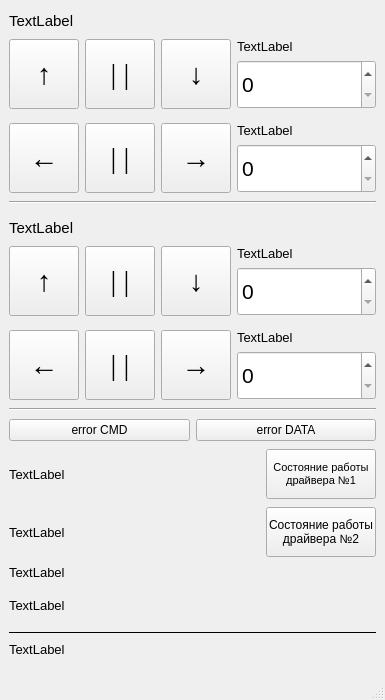
E4ever/PanTilt, file mainwindow.ui: the form before one commit.
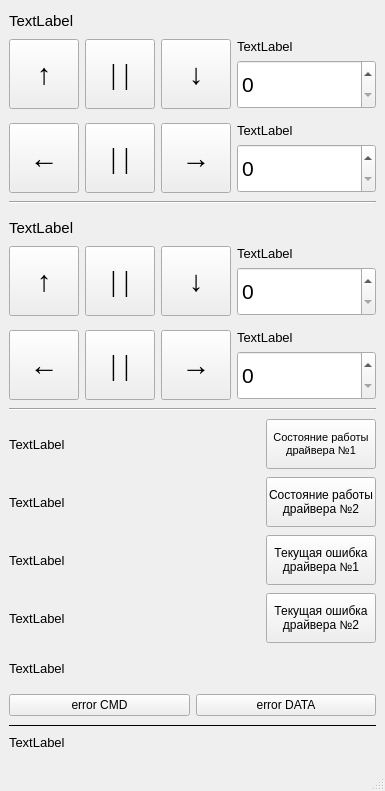
The form after the commit.

Commit message: added processing of the current alarm

```diff
--- a/mainwindow.ui
+++ b/mainwindow.ui
@@ -7,7 +7,7 @@
     <x>0</x>
     <y>0</y>
     <width>385</width>
-    <height>700</height>
+    <height>791</height>
    </rect>
   </property>
   <property name="sizePolicy">
@@ -19,13 +19,13 @@
   <property name="minimumSize">
    <size>
     <width>385</width>
-    <height>700</height>
+    <height>791</height>
    </size>
   </property>
   <property name="maximumSize">
    <size>
     <width>385</width>
-    <height>700</height>
+    <height>791</height>
    </size>
   </property>
   <property name="windowTitle">
@@ -672,27 +672,6 @@
       </property>
      </widget>
     </item>
-    <item>
-     <layout class="QHBoxLayout" name="horizontalLayout_7">
-      <property name="sizeConstraint">
-       <enum>QLayout::SetDefaultConstraint</enum>
-      </property>
-      <item>
-       <widget class="QPushButton" name="pushButtonErrorCMD">
-        <property name="text">
-         <string>error CMD</string>
-        </property>
-       </widget>
-      </item>
-      <item>
-       <widget class="QPushButton" name="pushButtonErrorDATA">
-        <property name="text">
-         <string>error DATA</string>
-        </property>
-       </widget>
-      </item>
-     </layout>
-    </item>
     <item>
      <layout class="QHBoxLayout" name="horizontalLayout_6">
       <property name="spacing">
@@ -837,22 +816,112 @@
      </layout>
     </item>
     <item>
-     <widget class="QLabel" name="labelCurrentAlarm">
-      <property name="sizePolicy">
-       <sizepolicy hsizetype="Preferred" vsizetype="Fixed">
-        <horstretch>0</horstretch>
-        <verstretch>0</verstretch>
-       </sizepolicy>
-      </property>
-      <property name="font">
-       <font>
-        <pointsize>10</pointsize>
-       </font>
-      </property>
-      <property name="text">
-       <string>TextLabel</string>
-      </property>
-     </widget>
+     <layout class="QHBoxLayout" name="horizontalLayout_8">
+      <item>
+       <widget class="QLabel" name="labelCurrentAlarmDriver1">
+        <property name="sizePolicy">
+         <sizepolicy hsizetype="Preferred" vsizetype="Fixed">
+          <horstretch>0</horstretch>
+          <verstretch>0</verstretch>
+         </sizepolicy>
+        </property>
+        <property name="minimumSize">
+         <size>
+          <width>0</width>
+          <height>50</height>
+         </size>
+        </property>
+        <property name="maximumSize">
+         <size>
+          <width>16777215</width>
+          <height>50</height>
+         </size>
+        </property>
+        <property name="font">
+         <font>
+          <pointsize>10</pointsize>
+         </font>
+        </property>
+        <property name="text">
+         <string>TextLabel</string>
+        </property>
+       </widget>
+      </item>
+      <item>
+       <widget class="QPushButton" name="pushButtonCurrentAlarmDriver1">
+        <property name="minimumSize">
+         <size>
+          <width>110</width>
+          <height>50</height>
+         </size>
+        </property>
+        <property name="maximumSize">
+         <size>
+          <width>110</width>
+          <height>50</height>
+         </size>
+        </property>
+        <property name="text">
+         <string>Текущая ошибка
+драйвера №1</string>
+        </property>
+       </widget>
+      </item>
+     </layout>
+    </item>
+    <item>
+     <layout class="QHBoxLayout" name="horizontalLayout_9">
+      <item>
+       <widget class="QLabel" name="labelCurrentAlarmDriver2">
+        <property name="sizePolicy">
+         <sizepolicy hsizetype="Preferred" vsizetype="Fixed">
+          <horstretch>0</horstretch>
+          <verstretch>0</verstretch>
+         </sizepolicy>
+        </property>
+        <property name="minimumSize">
+         <size>
+          <width>0</width>
+          <height>50</height>
+         </size>
+        </property>
+        <property name="maximumSize">
+         <size>
+          <width>16777215</width>
+          <height>50</height>
+         </size>
+        </property>
+        <property name="font">
+         <font>
+          <pointsize>10</pointsize>
+         </font>
+        </property>
+        <property name="text">
+         <string>TextLabel</string>
+        </property>
+       </widget>
+      </item>
+      <item>
+       <widget class="QPushButton" name="pushButtonCurrentAlarmDriver2">
+        <property name="minimumSize">
+         <size>
+          <width>110</width>
+          <height>50</height>
+         </size>
+        </property>
+        <property name="maximumSize">
+         <size>
+          <width>110</width>
+          <height>50</height>
+         </size>
+        </property>
+        <property name="text">
+         <string>Текущая ошибка
+драйвера №2</string>
+        </property>
+       </widget>
+      </item>
+     </layout>
     </item>
     <item>
      <widget class="QLabel" name="labelCMDState">
@@ -884,6 +953,27 @@
       </property>
      </widget>
     </item>
+    <item>
+     <layout class="QHBoxLayout" name="horizontalLayout_7">
+      <property name="sizeConstraint">
+       <enum>QLayout::SetDefaultConstraint</enum>
+      </property>
+      <item>
+       <widget class="QPushButton" name="pushButtonErrorCMD">
+        <property name="text">
+         <string>error CMD</string>
+        </property>
+       </widget>
+      </item>
+      <item>
+       <widget class="QPushButton" name="pushButtonErrorDATA">
+        <property name="text">
+         <string>error DATA</string>
+        </property>
+       </widget>
+      </item>
+     </layout>
+    </item>
     <item>
      <widget class="Line" name="line">
       <property name="frameShadow">
```
The commit also changes 5 other files.
